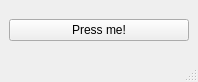
syh4661/annotation_temp, file app/ui/app.ui: the form before one commit.
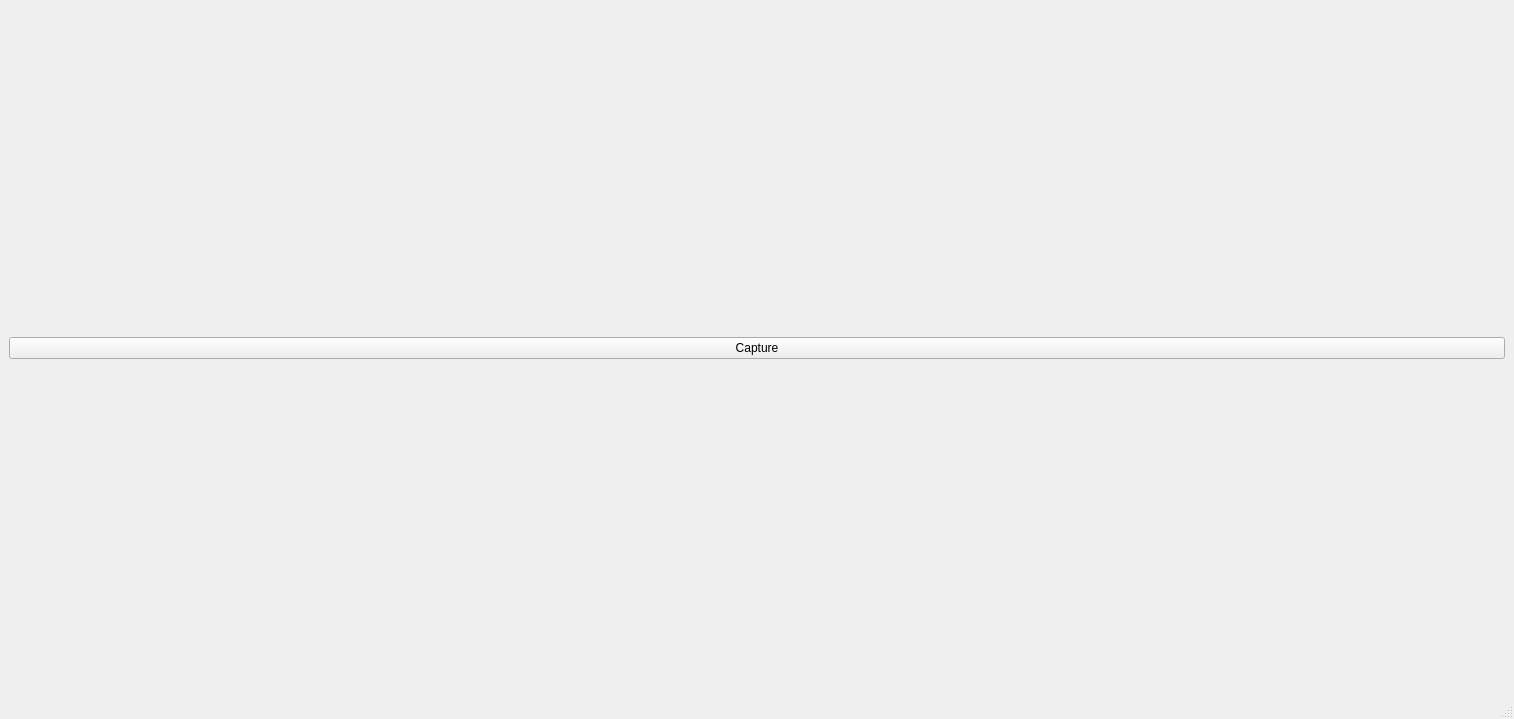
The form after the commit.

Diff of the .ui file:
```diff
--- a/app/ui/app.ui
+++ b/app/ui/app.ui
@@ -6,19 +6,28 @@
    <rect>
     <x>0</x>
     <y>0</y>
-    <width>198</width>
-    <height>82</height>
+    <width>1514</width>
+    <height>719</height>
    </rect>
   </property>
   <property name="windowTitle">
    <string>MainWindow</string>
   </property>
   <widget class="QWidget" name="centralwidget">
+   <property name="autoFillBackground">
+    <bool>false</bool>
+   </property>
    <layout class="QHBoxLayout" name="horizontalLayout">
+    <property name="sizeConstraint">
+     <enum>QLayout::SetNoConstraint</enum>
+    </property>
     <item>
      <widget class="QPushButton" name="btn_thebutton">
+      <property name="enabled">
+       <bool>true</bool>
+      </property>
       <property name="text">
-       <string>Press me!</string>
+       <string>Capture</string>
       </property>
      </widget>
     </item>
```
Left out of the diff: 4 changed lines with no effect on the pictures.
